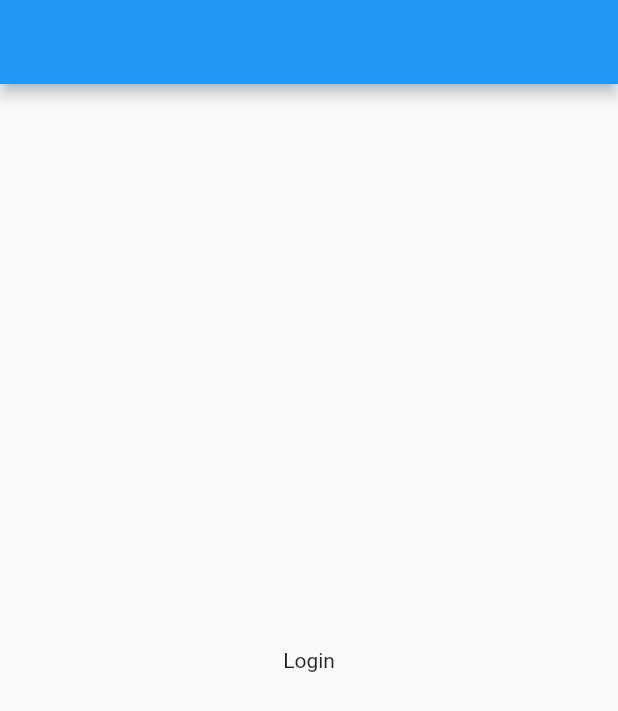
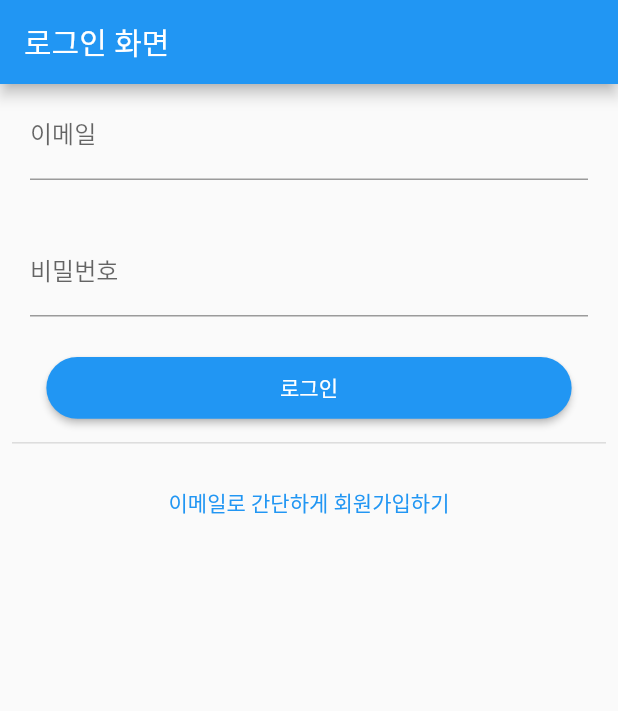
Before and after one commit to taeho/flutter_shopping_mall, a Flutter app: the screen it shows after launch, on a phone screen of 412 x 824 dp. Shown: the top 711 px of the screen. Run offline on Flutter 3.47's test engine with Material 2 defaults, Android fonts, the phone set to English and light mode, and no system bars; our stand-ins replace firebase_auth, firebase_core, shared_preferences; accounts and stored records are empty.

```diff
--- a/lib/main.dart
+++ b/lib/main.dart
@@ -1,13 +1,17 @@
+import 'package:firebase_core/firebase_core.dart';
 import 'package:flutter/material.dart';
+import 'package:flutter_shopping_mall/models/model_auth.dart';
 import 'package:flutter_shopping_mall/screens/screen_detail.dart';
 import 'package:flutter_shopping_mall/screens/screen_index.dart';
 import 'package:flutter_shopping_mall/screens/screen_login.dart';
 import 'package:flutter_shopping_mall/screens/screen_register.dart';
 import 'package:flutter_shopping_mall/screens/screen_search.dart';
 import 'package:flutter_shopping_mall/screens/screen_splash.dart';
+import 'package:provider/provider.dart';
 
-void main() {
+void main() async {
   WidgetsFlutterBinding.ensureInitialized();
+  await Firebase.initializeApp();
   runApp(const MyApp());
 }
 
@@ -17,7 +21,11 @@ class MyApp extends StatelessWidget {
   // This widget is the root of your application.
   @override
   Widget build(BuildContext context) {
-    return MaterialApp(
+    return MultiProvider(
+      providers: [
+        ChangeNotifierProvider(create: (_) => FirebaseAuthProvider()),
+      ],
+      child: MaterialApp(
         title: 'Flutter Shopping mall',
         routes: {
           '/': (context) => SplashScreen(),
@@ -28,6 +36,7 @@ class MyApp extends StatelessWidget {
           '/detail': (context) => DetailScreen(),
         },
         initialRoute: '/',
+      ),
     );
   }
 }
--- /dev/null
+++ b/lib/models/model_auth.dart
@@ -0,0 +1,27 @@
+import 'package:firebase_auth/firebase_auth.dart';
+import 'package:flutter/material.dart';
+
+enum AuthStatus {
+  registerSuccess,
+  registerFail,
+  loginSuccess,
+  loginFail,
+}
+
+class FirebaseAuthProvider with ChangeNotifier {
+  FirebaseAuth authClient;
+  User? user;
+
+  FirebaseAuthProvider({auth}) : authClient = auth ?? FirebaseAuth.instance;
+
+  Future<AuthStatus> registerWithEmail(String email, String password) async {
+    try {
+      UserCredential credential = await authClient
+          .createUserWithEmailAndPassword(email: email, password: password);
+      return AuthStatus.registerSuccess;
+    } catch (e) {
+      print(e);
+      return AuthStatus.registerFail;
+    }
+  }
+}
--- a/lib/screens/screen_login.dart
+++ b/lib/screens/screen_login.dart
@@ -4,10 +4,90 @@ class LoginScreen extends StatelessWidget {
   @override
   Widget build(BuildContext context) {
     return Scaffold(
-      appBar: AppBar(),
-      body: Center(
-        child: Text('Login'),
+      appBar: AppBar(
+        title: Text("로그인 화면"),
+      ),
+      body: Column(
+        children: [
+          EmailInput(),
+          PasswordInput(),
+          LoginButton(),
+          Padding(
+            padding: EdgeInsets.all(8.0),
+            child: Divider(thickness: 1),
+          ),
+          RegisterButton(),
+        ],
       ),
     );
   }
 }
+
+class EmailInput extends StatelessWidget {
+  @override
+  Widget build(BuildContext context) {
+    return Container(
+      padding: EdgeInsets.fromLTRB(20, 5, 20, 5),
+      child: TextField(
+        onChanged: (email) {},
+        keyboardType: TextInputType.emailAddress,
+        decoration: InputDecoration(
+          labelText: '이메일',
+          helperText: '',
+        ),
+      ),
+    );
+  }
+}
+
+class PasswordInput extends StatelessWidget {
+  @override
+  Widget build(BuildContext context) {
+    return Container(
+      padding: EdgeInsets.fromLTRB(20, 5, 20, 5),
+      child: TextField(
+        onChanged: (password) {},
+        obscureText: true,
+        decoration: InputDecoration(
+          labelText: '비밀번호',
+          helperText: '',
+        ),
+      ),
+    );
+  }
+}
+
+class LoginButton extends StatelessWidget {
+  @override
+  Widget build(BuildContext context) {
+    return Container(
+      width: MediaQuery.of(context).size.width * 0.85,
+      height: MediaQuery.of(context).size.height * 0.05,
+      child: ElevatedButton (
+        style: ElevatedButton.styleFrom(
+          shape: RoundedRectangleBorder(
+            borderRadius: BorderRadius.circular(30.0),
+          ),
+        ),
+        onPressed: () {},
+        child: Text('로그인'),
+      ),
+    );
+  }
+}
+
+class RegisterButton extends StatelessWidget {
+  @override
+  Widget build (BuildContext context) {
+    final theme = Theme.of(context);
+    return TextButton (
+      onPressed: () {
+        Navigator.of(context).pushNamed('/register');
+      },
+      child: Text(
+        '이메일로 간단하게 회원가입하기',
+        style: TextStyle(color: theme.primaryColor),
+      ),
+    );
+  }
+}
```
Also changed, not shown: lib/models/model_register.dart (added, +22 -0 lines), lib/screens/screen_register.dart (+87 -3 lines), 1 other file. Lines whose indentation alone changed are shown as unchanged.
